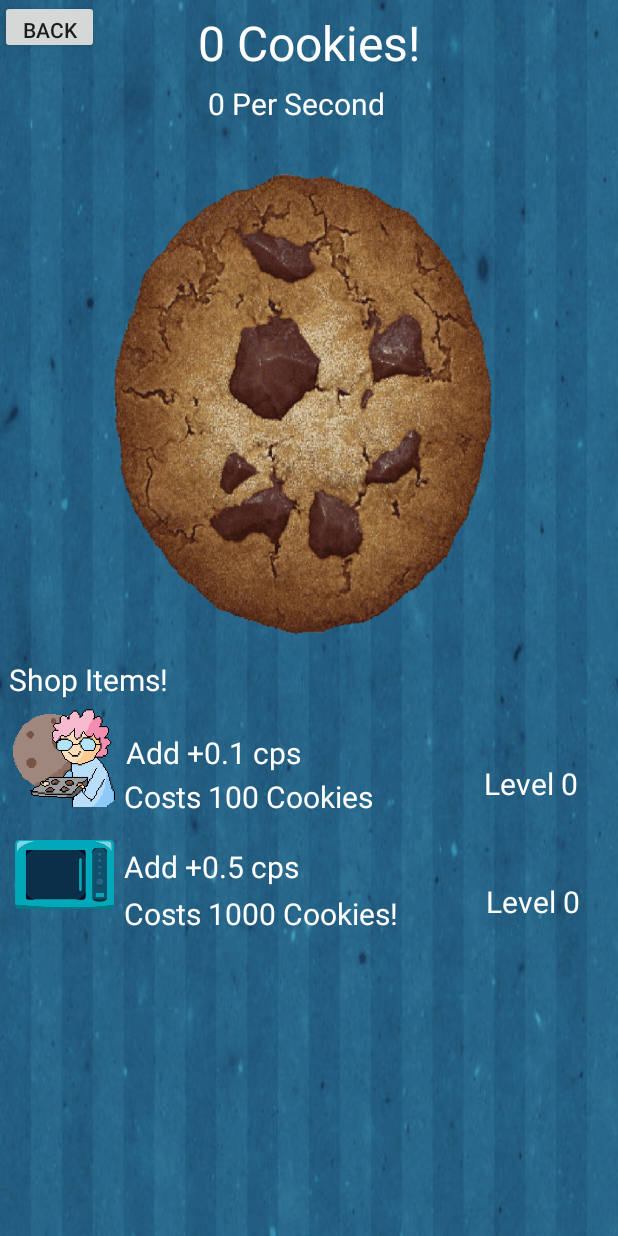
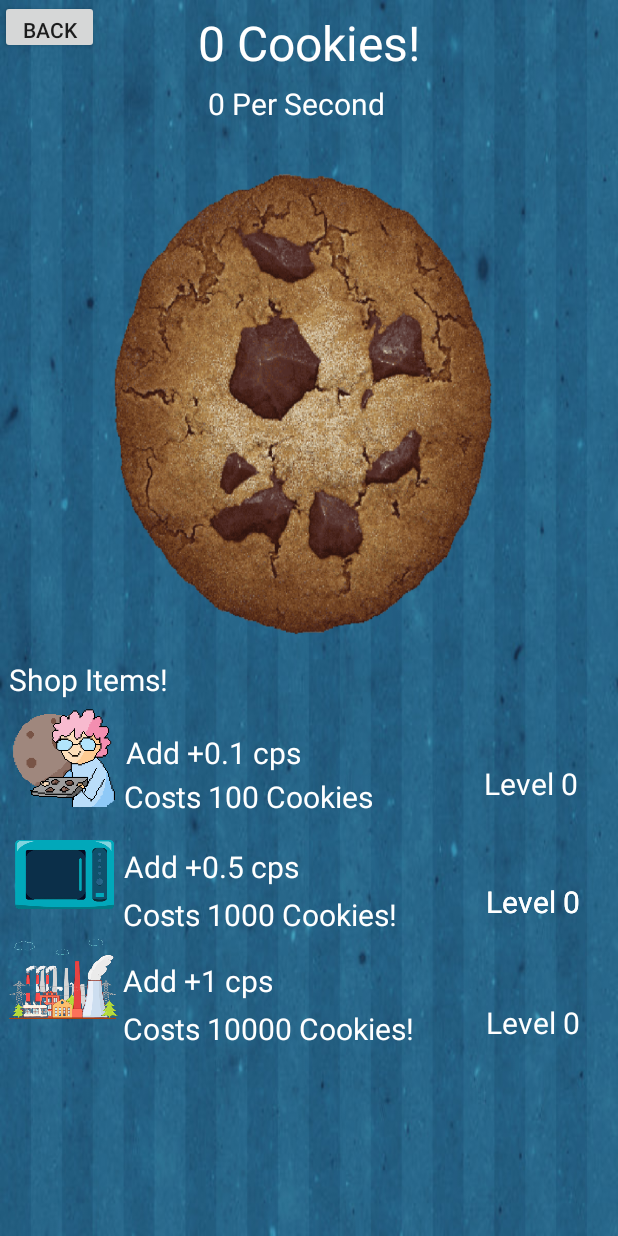
Before and after one commit to AlyssaChow/TheArcade, an Android app: the screen it shows after launch (CookieClicker), on a phone screen of 412 x 824 dp. Run offline under Robolectric (Android 15) with nearby library versions, the phone set to English and light mode, and no system bars.

Commit message:
Added factory

```diff
--- a/app/src/main/java/com/example/TheArcade/CookieClicker.java
+++ b/app/src/main/java/com/example/TheArcade/CookieClicker.java
@@ -28,11 +28,13 @@ public class CookieClicker extends AppCompatActivity implements View.OnClickList
     private double numClicks = 0;
     private double grandmaPrice = 100;
     private double ovenPrice = 1000;
+    private double factoryPrice = 10000;
     private int grandmaLevel = 0;
     private int ovenLevel = 0;
+    private int factoryLevel = 0;
     private double cookiesPerSecond = 0;
-    private String s1,s2, s3, s4, s5, s6;
-    public TextView cookiesCollected, cps, gLevel,gCost,oLevel,oCost;
+    private String s1,s2, s3, s4, s5, s6,s7,s8;
+    public TextView cookiesCollected, cps, gLevel,gCost,oLevel,oCost,fLevel,fCost;
     private ImageView cookie;
     Timer timer;
     private Random random;
@@ -50,6 +52,8 @@ public class CookieClicker extends AppCompatActivity implements View.OnClickList
         gCost = findViewById(R.id.grandmaCost);
         oLevel = findViewById(R.id.ovenLevel);
         oCost =  findViewById(R.id.ovenCost);
+        fLevel = findViewById(R.id.factoryLevel);
+        fCost = findViewById(R.id.factoryCost);
         backButton = findViewById(R.id.button);
         random = new Random();
         crunchSound = MediaPlayer.create(this, R.raw.crunch);
@@ -124,6 +128,31 @@ public class CookieClicker extends AppCompatActivity implements View.OnClickList
                     toast.show();
                 }
         }
+        if(view.getId() == R.id.factory)
+        {
+            if (numClicks >= factoryPrice)
+            {
+                numClicks = numClicks - factoryPrice;
+                cookiesPerSecond = cookiesPerSecond + 0;
+                s2 = String.format("%.1f Per Second", cookiesPerSecond);
+                cps.setText(s2);
+                setCps();
+
+                factoryLevel += 1;
+                s7 = String.format("Level %d", factoryLevel);
+                fLevel.setText(s7);
+
+                ovenPrice += 5000;
+                s8 = String.format("Costs %d Cookies!", (int)factoryPrice);
+                fCost.setText(s8);
+            } else {
+                Toast toast = Toast.makeText(getApplicationContext(),
+                        "You do not have enough money to level up Factory",
+                        Toast.LENGTH_SHORT);
+                toast.setGravity(Gravity.TOP | Gravity.CENTER_HORIZONTAL, 0, 0);
+                toast.show();
+            }
+        }
     }
 
 
--- a/app/src/main/res/layout/cookie_activity.xml
+++ b/app/src/main/res/layout/cookie_activity.xml
@@ -209,6 +209,25 @@
         app:layout_constraintVertical_bias="0.797" />
 
     <TextView
+        android:id="@+id/ovenLevel2"
+        android:layout_width="88dp"
+        android:layout_height="wrap_content"
+        android:layout_gravity="center"
+        android:layout_marginStart="323dp"
+        android:layout_marginLeft="323dp"
+        android:paddingTop="20dp"
+        android:text="Level 0"
+        android:textColor="#FFFFFF"
+        android:textSize="20sp"
+        app:layout_constraintBottom_toBottomOf="@id/oven"
+        app:layout_constraintEnd_toEndOf="parent"
+        app:layout_constraintLeft_toLeftOf="parent"
+        app:layout_constraintRight_toRightOf="parent"
+        app:layout_constraintStart_toStartOf="parent"
+        app:layout_constraintTop_toTopOf="@id/oven"
+        app:layout_constraintVertical_bias="0.797" />
+
+    <TextView
         android:id="@+id/ovenCost"
         android:layout_width="230dp"
         android:layout_height="match_parent"
@@ -216,7 +235,7 @@
         android:layout_gravity="center"
         android:layout_marginStart="82dp"
         android:layout_marginLeft="82dp"
-        android:layout_marginTop="575dp"
+        android:layout_marginTop="576dp"
         android:layout_marginEnd="99dp"
         android:layout_marginRight="99dp"
         android:paddingTop="20dp"
@@ -224,6 +243,80 @@
         android:textColor="#FFFFFF"
         android:textSize="20sp"
         app:layout_constraintEnd_toEndOf="parent"
+        app:layout_constraintHorizontal_bias="0.0"
+        app:layout_constraintLeft_toLeftOf="parent"
+        app:layout_constraintRight_toRightOf="parent"
+        app:layout_constraintStart_toStartOf="parent"
+        app:layout_constraintTop_toTopOf="parent" />
+
+    <ImageView
+        android:id="@+id/factory"
+        android:layout_width="75dp"
+        android:layout_height="75dp"
+        android:layout_marginStart="4dp"
+        android:layout_marginLeft="4dp"
+        android:layout_marginTop="620dp"
+        android:background="@drawable/factory"
+        android:onClick="onClick"
+        app:layout_constraintLeft_toLeftOf="parent"
+        app:layout_constraintStart_toStartOf="parent"
+        app:layout_constraintTop_toTopOf="parent"></ImageView>
+
+    <TextView
+        android:id="@+id/textView5"
+        android:layout_width="230dp"
+        android:layout_height="wrap_content"
+        android:layout_gravity="center"
+        android:layout_marginStart="82dp"
+        android:layout_marginLeft="82dp"
+        android:layout_marginTop="620dp"
+        android:layout_marginEnd="99dp"
+        android:layout_marginRight="99dp"
+        android:paddingTop="20dp"
+        android:text="Add +1 cps"
+        android:textColor="#FFFFFF"
+        android:textSize="20sp"
+        app:layout_constraintEnd_toEndOf="parent"
+        app:layout_constraintHorizontal_bias="0.0"
+        app:layout_constraintLeft_toLeftOf="parent"
+        app:layout_constraintRight_toRightOf="parent"
+        app:layout_constraintStart_toStartOf="parent"
+        app:layout_constraintTop_toTopOf="parent" />
+
+    <TextView
+        android:id="@+id/factoryCost"
+        android:layout_width="230dp"
+        android:layout_height="116dp"
+        android:layout_alignParentTop="true"
+        android:layout_gravity="center"
+        android:layout_marginStart="82dp"
+        android:layout_marginLeft="82dp"
+        android:layout_marginTop="652dp"
+        android:layout_marginEnd="99dp"
+        android:layout_marginRight="99dp"
+        android:paddingTop="20dp"
+        android:text="Costs 10000 Cookies!"
+        android:textColor="#FFFFFF"
+        android:textSize="20sp"
+        app:layout_constraintEnd_toEndOf="parent"
+        app:layout_constraintHorizontal_bias="0.0"
+        app:layout_constraintLeft_toLeftOf="parent"
+        app:layout_constraintRight_toRightOf="parent"
+        app:layout_constraintStart_toStartOf="parent"
+        app:layout_constraintTop_toTopOf="parent" />
+
+    <TextView
+        android:id="@+id/factoryLevel"
+        android:layout_width="88dp"
+        android:layout_height="wrap_content"
+        android:layout_gravity="center"
+        android:layout_marginTop="648dp"
+        android:paddingTop="20dp"
+        android:text="Level 0"
+        android:textColor="#FFFFFF"
+        android:textSize="20sp"
+        app:layout_constraintEnd_toEndOf="parent"
+        app:layout_constraintHorizontal_bias="1.0"
         app:layout_constraintLeft_toLeftOf="parent"
         app:layout_constraintRight_toRightOf="parent"
         app:layout_constraintStart_toStartOf="parent"
@@ -238,4 +331,8 @@
         app:layout_constraintLeft_toLeftOf="parent"
         app:layout_constraintStart_toStartOf="parent"
         app:layout_constraintTop_toTopOf="parent" />
+
+
+
+
 </androidx.constraintlayout.widget.ConstraintLayout>
```
Also changed, not shown: app/src/main/res/drawable/factory.png (added).
